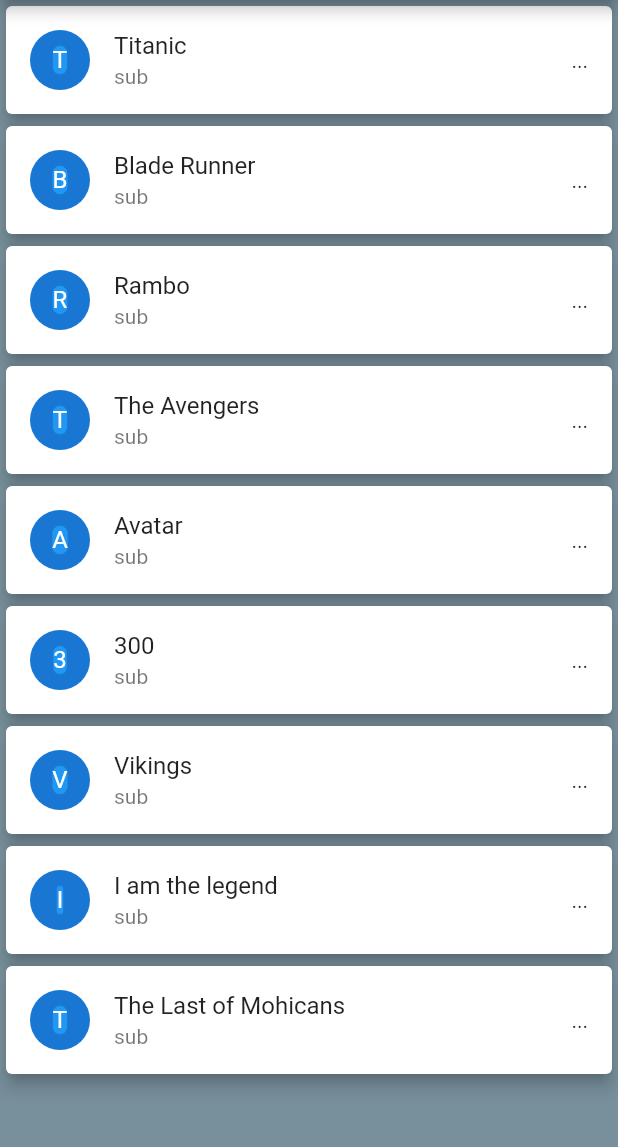
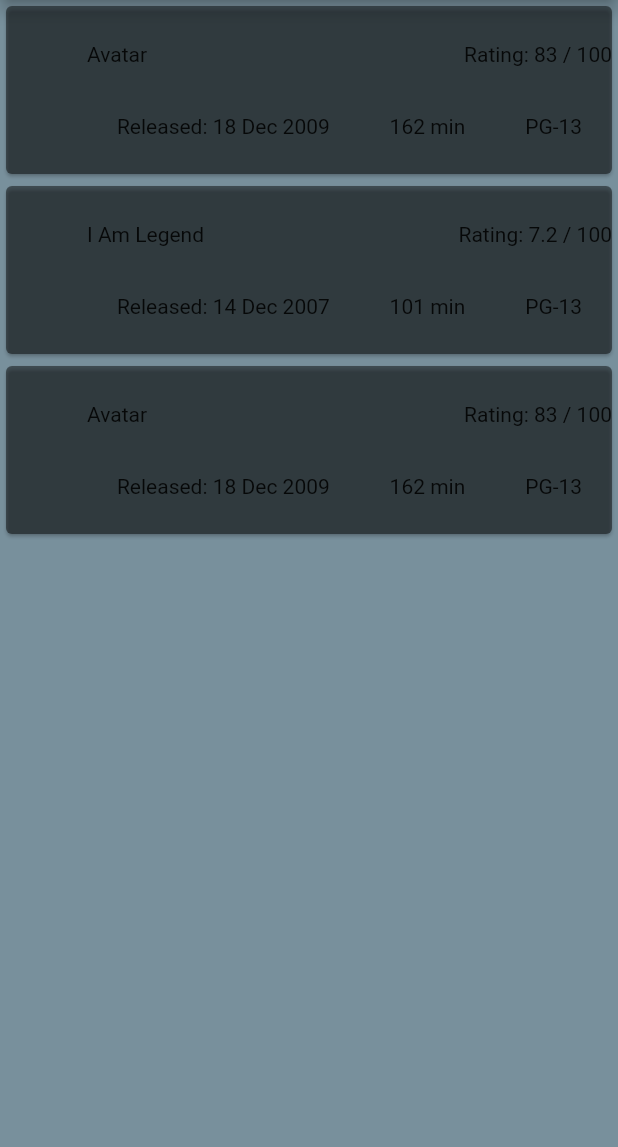
Before and after one commit to filosofisto/flutter_studies, a Flutter app: the screen it shows after launch, on a phone screen of 412 x 824 dp, the part 84-1231 px from its top. Run offline on Flutter 3.47's test engine with Material 2 defaults, Android fonts, the phone set to English and light mode, and no system bars.

Commit message:
Add movieCard method

```diff
--- /dev/null
+++ b/movie_app/lib/model/movie.dart
@@ -0,0 +1,129 @@
+class Movie {
+  String title;
+  String year;
+  String rated;
+  String released;
+  String runtime;
+  String genre;
+  String director;
+  String writer;
+  String actors;
+  String plot;
+  String language;
+  String country;
+  String awards;
+  String poster;
+  String metascore;
+  String imdbRating;
+  String imdbVotes;
+  String imdbID;
+  String type;
+  String response;
+  List<String> images;
+
+  static List<Movie> getMovies() => [
+        Movie(
+            "Avatar",
+            "2009",
+            "PG-13",
+            "18 Dec 2009",
+            "162 min",
+            "Action, Adventure, Fantasy",
+            "James Cameron",
+            "James Cameron",
+            "Sam Worthington, Zoe Saldana, Sigourney Weaver, Stephen Lang",
+            "A paraplegic marine dispatched to the moon Pandora on a unique mission becomes torn between following his orders and protecting the world he feels is his home.",
+            "English, Spanish",
+            "USA, UK",
+            "Won 3 Oscars. Another 80 wins & 121 nominations.",
+            "http://ia.media-imdb.com/images/M/MV5BMTYwOTEwNjAzMl5BMl5BanBnXkFtZTcwODc5MTUwMw@@._V1_SX300.jpg",
+            "83",
+            "83",
+            "890,617",
+            "tt0499549",
+            "movie",
+            "True", [
+          "https://images-na.ssl-images-amazon.com/images/M/MV5BMjEyOTYyMzUxNl5BMl5BanBnXkFtZTcwNTg0MTUzNA@@._V1_SX1500_CR0,0,1500,999_AL_.jpg",
+          "https://images-na.ssl-images-amazon.com/images/M/MV5BNzM2MDk3MTcyMV5BMl5BanBnXkFtZTcwNjg0MTUzNA@@._V1_SX1777_CR0,0,1777,999_AL_.jpg",
+          "https://images-na.ssl-images-amazon.com/images/M/MV5BMTY2ODQ3NjMyMl5BMl5BanBnXkFtZTcwODg0MTUzNA@@._V1_SX1777_CR0,0,1777,999_AL_.jpg",
+          "https://images-na.ssl-images-amazon.com/images/M/MV5BMTMxOTEwNDcxN15BMl5BanBnXkFtZTcwOTg0MTUzNA@@._V1_SX1777_CR0,0,1777,999_AL_.jpg",
+          "https://images-na.ssl-images-amazon.com/images/M/MV5BMTYxMDg1Nzk1MV5BMl5BanBnXkFtZTcwMDk0MTUzNA@@._V1_SX1500_CR0,0,1500,999_AL_.jpg"
+        ]),
+        Movie(
+            "I Am Legend",
+            "2007",
+            "PG-13",
+            "14 Dec 2007",
+            "101 min",
+            "Drama, Horror, Sci-Fi",
+            "Francis Lawrence",
+            "Mark Protosevich (screenplay), Akiva Goldsman (screenplay), Richard Matheson (novel), John William Corrington, Joyce Hooper Corrington",
+            "Will Smith, Alice Braga, Charlie Tahan, Salli Richardson-Whitfield",
+            "Years after a plague kills most of humanity and transforms the rest into monsters, the sole survivor in New York City struggles valiantly to find a cure.",
+            "English",
+            "USA",
+            "9 wins & 21 nominations.",
+            "http://ia.media-imdb.com/images/M/MV5BMTU4NzMyNDk1OV5BMl5BanBnXkFtZTcwOTEwMzU1MQ@@._V1_SX300.jpg",
+            "65",
+            "7.2",
+            "533,874",
+            "tt0480249",
+            "movie",
+            "True", [
+          "https://images-na.ssl-images-amazon.com/images/M/MV5BMTI0NTI4NjE3NV5BMl5BanBnXkFtZTYwMDA0Nzc4._V1_.jpg",
+          "https://images-na.ssl-images-amazon.com/images/M/MV5BMTIwMDg2MDU4M15BMl5BanBnXkFtZTYwMTA0Nzc4._V1_.jpg",
+          "https://images-na.ssl-images-amazon.com/images/M/MV5BMTc5MDM1OTU5OV5BMl5BanBnXkFtZTYwMjA0Nzc4._V1_.jpg",
+          "https://images-na.ssl-images-amazon.com/images/M/MV5BMTA0MTI2NjMzMzFeQTJeQWpwZ15BbWU2MDMwNDc3OA@@._V1_.jpg"
+        ]),
+        Movie(
+            "Avatar",
+            "2009",
+            "PG-13",
+            "18 Dec 2009",
+            "162 min",
+            "Action, Adventure, Fantasy",
+            "James Cameron",
+            "James Cameron",
+            "Sam Worthington, Zoe Saldana, Sigourney Weaver, Stephen Lang",
+            "A paraplegic marine dispatched to the moon Pandora on a unique mission becomes torn between following his orders and protecting the world he feels is his home.",
+            "English, Spanish",
+            "USA, UK",
+            "Won 3 Oscars. Another 80 wins & 121 nominations.",
+            "http://ia.media-imdb.com/images/M/MV5BMTYwOTEwNjAzMl5BMl5BanBnXkFtZTcwODc5MTUwMw@@._V1_SX300.jpg",
+            "83",
+            "83",
+            "890,617",
+            "tt0499549",
+            "movie",
+            "True", [
+          "https://images-na.ssl-images-amazon.com/images/M/MV5BMjEyOTYyMzUxNl5BMl5BanBnXkFtZTcwNTg0MTUzNA@@._V1_SX1500_CR0,0,1500,999_AL_.jpg",
+          "https://images-na.ssl-images-amazon.com/images/M/MV5BNzM2MDk3MTcyMV5BMl5BanBnXkFtZTcwNjg0MTUzNA@@._V1_SX1777_CR0,0,1777,999_AL_.jpg",
+          "https://images-na.ssl-images-amazon.com/images/M/MV5BMTY2ODQ3NjMyMl5BMl5BanBnXkFtZTcwODg0MTUzNA@@._V1_SX1777_CR0,0,1777,999_AL_.jpg",
+          "https://images-na.ssl-images-amazon.com/images/M/MV5BMTMxOTEwNDcxN15BMl5BanBnXkFtZTcwOTg0MTUzNA@@._V1_SX1777_CR0,0,1777,999_AL_.jpg",
+          "https://images-na.ssl-images-amazon.com/images/M/MV5BMTYxMDg1Nzk1MV5BMl5BanBnXkFtZTcwMDk0MTUzNA@@._V1_SX1500_CR0,0,1500,999_AL_.jpg"
+        ])
+      ];
+
+  Movie(
+      this.title,
+      this.year,
+      this.rated,
+      this.released,
+      this.runtime,
+      this.genre,
+      this.director,
+      this.writer,
+      this.actors,
+      this.plot,
+      this.language,
+      this.country,
+      this.awards,
+      this.poster,
+      this.metascore,
+      this.imdbRating,
+      this.imdbVotes,
+      this.imdbID,
+      this.type,
+      this.response,
+      this.images);
+}
--- a/movie_app/lib/ui/home.dart
+++ b/movie_app/lib/ui/home.dart
@@ -1,9 +1,12 @@
 import 'package:flutter/material.dart';
+import 'package:movie_app/model/movie.dart';
 
 class MovieListView extends StatelessWidget {
   // const MovieListView({Key? key}) : super(key: key);
 
-  final List movies = [
+  final List<Movie> movieList = Movie.getMovies();
+
+  final List movie = [
     "Titanic",
     "Blade Runner",
     "Rambo",
@@ -24,28 +27,109 @@
       ),
       backgroundColor: Colors.blueGrey.shade400,
       body: ListView.builder(
-          itemCount: movies.length,
+          itemCount: movieList.length,
           itemBuilder: (BuildContext context, int index) {
-            return Card(
-              color: Colors.white,
-              elevation: 4.5,
-              child: ListTile(
-                leading: CircleAvatar(
-                  child: Container(
-                    decoration: BoxDecoration(
-                      color: Colors.blue,
-                      borderRadius: BorderRadius.circular(13.9)
-                    ),
-                    child: Text(movies[index].substring(0,1)),
-                  ),
-                ),
-                title: Text(movies[index]),
-                subtitle: Text("sub"),
-                trailing: Text("..."),
-                onTap: () => debugPrint("Movie name: ${movies[index]}"),
-              ),
-            );
+            return movieCard(movieList[index], context);
+            // return Card(
+            //   color: Colors.white,
+            //   elevation: 4.5,
+            //   child: ListTile(
+            //     leading: CircleAvatar(
+            //       child: Container(
+            //         width: 200,
+            //         height: 200,
+            //         decoration: BoxDecoration(
+            //           image: DecorationImage(
+            //             image: NetworkImage(movieList[index].images[0]),
+            //             fit: BoxFit.cover
+            //           ),
+            //             color: Colors.blue,
+            //             borderRadius: BorderRadius.circular(13.9)),
+            //         child: null ,
+            //       ),
+            //     ),
+            //     title: Text(movieList[index].title),
+            //     subtitle: Text(movieList[index].genre),
+            //     trailing: Text("..."),
+            //     onTap: () {
+            //       Navigator.push(context,
+            //           MaterialPageRoute(builder: (context) => MovieListDetailView(movie: movieList[index],)));
+            //     },
+            //   ),
+            // );
           }),
     );
   }
+
+  Widget movieCard(Movie movie, BuildContext context) {
+    return InkWell(
+      child: Container(
+        width: MediaQuery.of(context).size.width,
+        height: 120.0,
+        child: Card(
+          color: Colors.black45,
+          child: Padding(
+            padding: const EdgeInsets.only(top: 8.0, bottom: 8.0, left: 54.0),
+            child: Column(
+              crossAxisAlignment: CrossAxisAlignment.start,
+              mainAxisAlignment: MainAxisAlignment.spaceAround,
+              children: <Widget>[
+                Row(
+                  mainAxisAlignment: MainAxisAlignment.spaceBetween,
+                  children: [
+                    Text(movie.title),
+                    Text("Rating: ${movie.imdbRating} / 100")
+                  ],
+                ),
+                Row(
+                  mainAxisAlignment: MainAxisAlignment.spaceAround,
+                  children: <Widget>[
+                    Text("Released: ${movie.released}"),
+                    Text(movie.runtime),
+                    Text(movie.rated)
+                  ],
+                )
+              ],
+            ),
+          ),
+        ),
+      ),
+      onTap: () {
+        Navigator.push(
+            context,
+            MaterialPageRoute(
+                builder: (context) => MovieListDetailView(
+                      movie: movie,
+                    )));
+      },
+    );
+  }
 }
+
+class MovieListDetailView extends StatelessWidget {
+  final Movie movie;
+
+  const MovieListDetailView({Key key, this.movie}) : super(key: key);
+
+  // const MovieListDetailView({Key? key}) : super(key: key);
+
+  @override
+  Widget build(BuildContext context) {
+    return Scaffold(
+      appBar: AppBar(
+        title: Text(this.movie.title),
+        backgroundColor: Colors.blueGrey.shade900,
+      ),
+      body: Center(
+        child: Container(
+          child: RaisedButton(
+            child: Text("Go back"),
+            onPressed: () {
+              Navigator.pop(context);
+            },
+          ),
+        ),
+      ),
+    );
+  }
+}
```
Also changed, not shown: movie_app/pubspec.lock.
